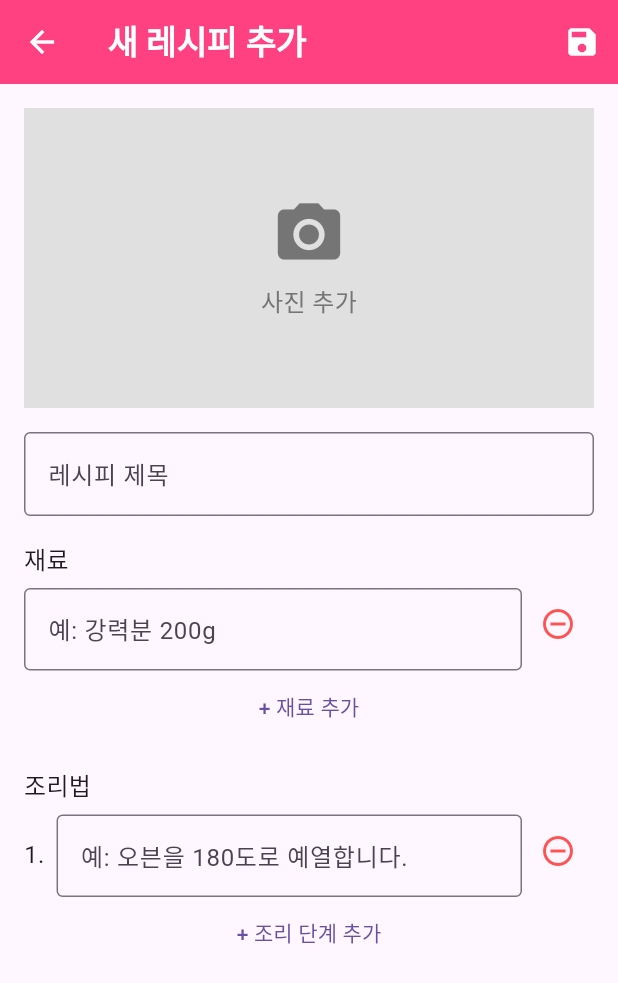
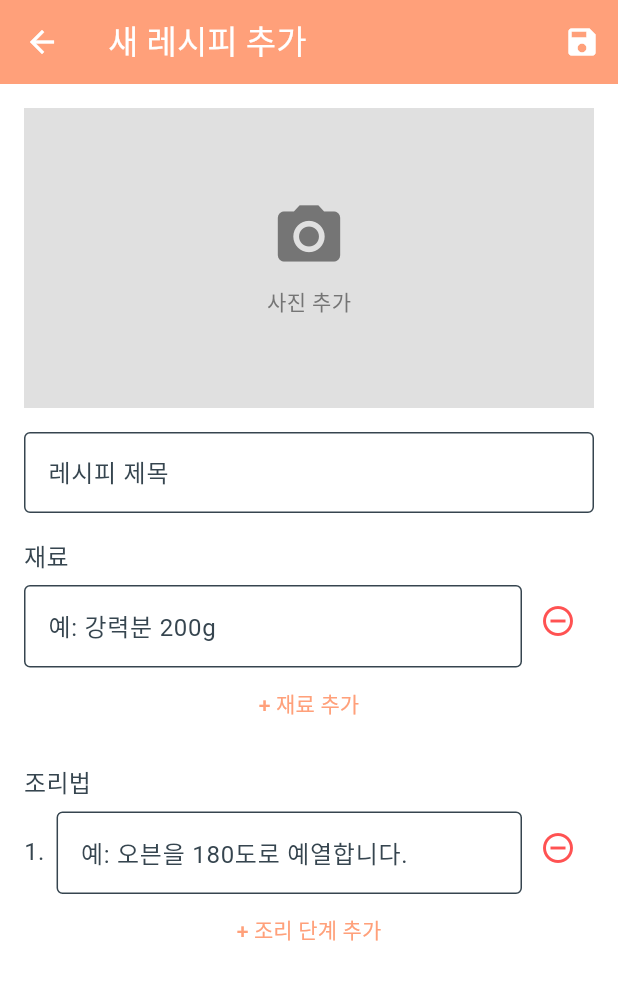
Before and after one commit to kdh4501/dr_bread_app, a Flutter app: the screen it shows once a user with an empty profile is signed in, after a tap on the "add" icon, on a phone screen of 412 x 824 dp. Shown: the top 983 px of the screen. Run offline on Flutter 3.47's test engine with Material 3 defaults, Android fonts, the phone set to English and light mode, and no system bars; our stand-ins replace cached_network_image, cloud_firestore, firebase_auth, firebase_core, firebase_storage, get_it and 2 more; accounts and stored records are empty; Roboto replaces fonts that are missing (YourFont).

Commit message:
Feat app_theme.dart 정의, main.dart에 적용

```diff
--- a/lib/core/constants/app_contstants.dart
+++ b/lib/core/constants/app_contstants.dart
@@ -14,6 +14,9 @@ const double kSpacingMedium = 16.0; // 기본 간격
 const double kSpacingLarge = 24.0; // 큰 간격
 const double kSpacingExtraLarge = 32.0; // 아주 큰 간격
 
+// --- UI 관련 상수 ---
+const double kIconSizeMedium = 24.0; // 기본 아이콘 크기
+const double kIconSizeLarge = 50.0; // 큰 아이콘 크기 (사진 추가 아이콘 등)
 
 // --- 데이터 관련 상수 ---
 const String kRecipesCollection = 'recipes'; // Firestore 레시피 컬렉션 이름
--- a/lib/main.dart
+++ b/lib/main.dart
@@ -1,5 +1,6 @@
 import 'package:cloud_firestore/cloud_firestore.dart';
 import 'package:dr_bread_app/features/recipe/domain/repositories/recipe_repository.dart';
+import 'package:dr_bread_app/theme/app_theme.dart';
 import 'package:firebase_auth/firebase_auth.dart' hide AuthProvider;
 import 'package:firebase_storage/firebase_storage.dart';
 import 'package:flutter/material.dart';
@@ -128,31 +129,7 @@ class MyApp extends StatelessWidget {
     return MaterialApp(
       title: '빵빵박사', // 앱 이름
       // TODO: 네 '빵빵박사' 앱의 색상 팔레트, 폰트 등 테마 설정
-      theme: ThemeData(
-        primarySwatch: Colors.pink, // 예시 색상 (따뜻한 느낌?)
-        // colorScheme: ColorScheme.fromSeed(seedColor: Colors.pink),
-        useMaterial3: true, // Material 3 디자인 사용 여부
-        fontFamily: 'YourFont', // TODO: Google Fonts 등에서 다운받은 폰트 이름
-        textTheme: const TextTheme( // 텍스트 스타일 정의
-          titleLarge: TextStyle(fontWeight: FontWeight.bold),
-          bodyMedium: TextStyle(fontSize: 16),
-          // ... 필요한 텍스트 스타일 정의
-        ),
-        appBarTheme: const AppBarTheme( // 앱바 테마 설정
-          backgroundColor: Colors.pinkAccent,
-          foregroundColor: Colors.white, // 앱바 글씨/아이콘 색상
-        ),
-        cardTheme: CardTheme( // 카드 위젯 테마 설정 (레시피 목록 카드 등)
-          shape: RoundedRectangleBorder(borderRadius: BorderRadius.circular(12.0)),
-          elevation: 4.0,
-          margin: const EdgeInsets.symmetric(horizontal: 16.0, vertical: 8.0),
-        ),
-        floatingActionButtonTheme: FloatingActionButtonThemeData( // FAB 테마
-          backgroundColor: Colors.orangeAccent,
-          foregroundColor: Colors.white,
-        ),
-        // ... 기타 위젯 테마 설정
-      ),
+      theme: bbangbaksaTheme,
       debugShowCheckedModeBanner: false, // 디버그 배너 제거 (출시 시)
       // home 속성에 로그인 상태에 따라 화면을 분기하는 위젯 지정
       home: const AuthWrapper(), // AuthWrapper가 스플래시 -> 로그인/메인 전환 처리
--- /dev/null
+++ b/lib/theme/app_theme.dart
@@ -0,0 +1,89 @@
+// lib/theme/app_theme.dart
+// 빵빵박사 앱의 Material Design 테마 정의
+
+import 'package:flutter/material.dart';
+
+// 빵빵박사 앱의 Material Design 가이드라인을 담은 ThemeData 상수 정의
+// const 키워드를 사용하여 컴파일 시점에 값이 결정되도록 함 (성능 최적화)
+ThemeData bbangbaksaTheme = ThemeData(
+  // Material 3 디자인 사용
+  useMaterial3: true,
+
+  // --- 색상 팔레트 설정 (네 가이드라인 기반) ---
+  // Color 객체는 0xFF + Hex 코드 형태로 정의
+  colorScheme: ColorScheme.light( // 밝은 테마
+    primary: Color(0xFFFFA07A), // 메인 색상 (LightSalmon 예시)
+    onPrimary: Colors.white, // 메인 색상 위 텍스트/아이콘 색상
+    secondary: Color(0xFF98FB98), // 보조 색상 (PaleGreen 예시)
+    onSecondary: Colors.black87, // 보조 색상 위 텍스트/아이콘 색상
+    background: Color(0xFFFFFACD), // 배경색 (LemonChiffon 예시)
+    onBackground: Color(0xFF36454F), // 배경색 위 텍스트 색상 (Charcoal 예시)
+    surface: Colors.white, // 카드, 시트 등 표면 색상 (White 예시)
+    onSurface: Color(0xFF36454F), // 표면 색상 위 텍스트 색상 (Charcoal 예시)
+    error: Colors.redAccent, // 에러 색상
+    onError: Colors.white, // 에러 색상 위 텍스트 색상
+    // TODO: Gold, LightPink, Black 등 다른 색상 조합도 고려하여 colorScheme 정의
+    // 예: Gold/LightPink 조합 colorScheme
+    // primary: Color(0xFFFFD700), // Gold
+    // secondary: Color(0xFFffb6c1), // LightPink
+    // background: Colors.white, // White
+    // onBackground: Colors.black, // Black
+  ),
+
+  // --- 형태 (Shape) 설정 (빵처럼 부드러운 모서리) ---
+  cardTheme: CardTheme( // 카드 위젯 테마
+    shape: RoundedRectangleBorder(borderRadius: BorderRadius.circular(16.0)), // 모서리 둥글기 (예시: 16.0)
+    elevation: 4.0,
+    margin: const EdgeInsets.symmetric(horizontal: 16.0, vertical: 8.0),
+  ),
+  elevatedButtonTheme: ElevatedButtonThemeData( // ElevatedButton 테마
+    style: ElevatedButton.styleFrom(
+      shape: RoundedRectangleBorder(borderRadius: BorderRadius.circular(8.0)), // 모서리 둥글기 (예시: 8.0)
+      // TODO: 색상, 텍스트 스타일 등 colorScheme 및 textTheme에서 가져와 적용
+      backgroundColor: Color(0xFFFFA07A), // 메인 색상 (LightSalmon 예시)
+      foregroundColor: Colors.white, // 텍스트/아이콘 색상
+      textStyle: const TextStyle(fontSize: 16, fontWeight: FontWeight.w500), // 버튼 텍스트 스타일 (예시)
+    ),
+  ),
+  floatingActionButtonTheme: FloatingActionButtonThemeData( // FAB 테마
+    backgroundColor: Color(0xFF98FB98), // 보조 색상 (PaleGreen 예시)
+    foregroundColor: Color(0xFFFFA07A), // 메인 색상 (LightSalmon 예시)
+    shape: RoundedRectangleBorder(borderRadius: BorderRadius.circular(28.0)), // FAB는 보통 더 둥글게
+  ),
+  appBarTheme: const AppBarTheme( // 앱바 테마
+    backgroundColor: Color(0xFFFFA07A), // 메인 색상 (LightSalmon 예시)
+    foregroundColor: Colors.white, // 제목/아이콘 색상
+    elevation: 4.0,
+  ),
+  inputDecorationTheme: InputDecorationTheme( // 입력 필드 테마
+    border: OutlineInputBorder( // 기본 테두리 스타일
+      borderRadius: BorderRadius.circular(8.0), // 모서리 둥글기 (예시: 8.0)
+    ),
+    contentPadding: const EdgeInsets.symmetric(horizontal: 12.0, vertical: 15.0), // 내부 패딩
+    // TODO: 색상, 텍스트 스타일 등 colorScheme 및 textTheme에서 가져와 적용
+  ),
+  // TODO: 다른 컴포넌트 테마 설정 (Dialog, BottomNavigationBar 등)
+
+
+  // --- 타이포그래피 (폰트) 설정 ---
+  // TODO: Google Fonts 패키지 추가 및 폰트 파일 임포트 후 fontFamily 설정
+  // fontFamily: 'NanumGothic', // 예시 폰트 이름
+
+  // TODO: TextTheme에 각 스타일 정의 (크기, 굵기 등)
+  // textTheme: const TextTheme(
+  //    titleLarge: TextStyle(fontSize: 24, fontWeight: FontWeight.bold), // 제목 스타일
+  //    titleMedium: TextStyle(fontSize: 18, fontWeight: FontWeight.w500), // 부제목 스타일
+  //    bodyMedium: TextStyle(fontSize: 16, fontWeight: FontWeight.normal), // 본문 스타일
+  //    labelLarge: TextStyle(fontSize: 16, fontWeight: FontWeight.w500), // 버튼 텍스트 스타일 (Material 3)
+  //    // ...
+  // ),
+
+  // --- 레이아웃 규칙 (ThemeData에 직접 설정하기는 어렵지만, 코딩 시 활용) ---
+  // TODO: 화면 좌우 기본 패딩, 요소 간 기본 간격 등은 const 변수로 정의하여 사용
+  // 예: const double kDefaultPadding = 16.0;
+  // 예: const double kDefaultSpacing = 16.0;
+
+);
+
+// TODO: 필요시 다크 모드 테마 등 다른 테마 정의
+// const ThemeData bbangbaksaDarkTheme = ThemeData( ... );
```
